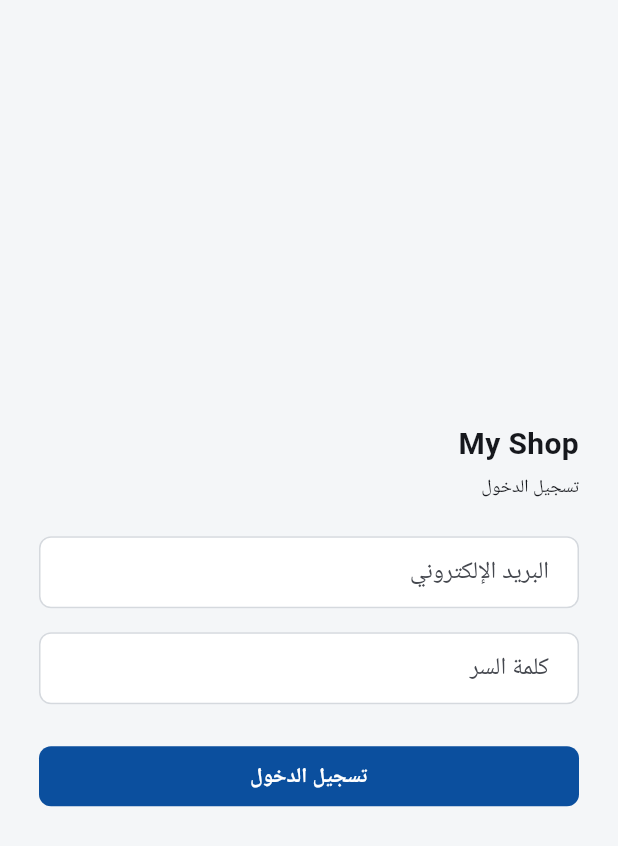
After one commit to sabere342-ai/my-shop, a Flutter app: the SignInScreen screen opened by its route, on a phone screen of 412 x 824 dp. The commit adds this screen. Shown: the top 846 px of the screen. Run offline on Flutter 3.47's test engine with Material 3 defaults, Android fonts, the phone set to English and light mode, and no system bars; our stand-ins replace drift, flutter_riverpod, flutter_secure_storage, go_router, riverpod_annotation; missing offline and left inert: pointycastle; accounts and stored records are empty; generated files the repository leaves out were written again.

Commit message:
feat(m2-s7): wire the session into the router and ship the sign-in and organization-setup screens
The guard contract (ADR-004) is now live over the real session: bootPending holds notProvisioned, signed-out rides to /sign-in, and a signed-in session routes by its server-derived organization id. The shell carries the one calm section 38.31 grace line, rendered from the M1b-S8 service through the new appGraceStatusProvider. Both screens speak only catalogued Arabic-first copy; gates (localization, design-system, vocabulary, offline, secret-scan, markdown) all green.

```diff
--- /dev/null
+++ b/apps/desktop/lib/features/auth/sign_in_screen.dart
@@ -0,0 +1,135 @@
+import 'package:flutter/material.dart';
+import 'package:flutter_riverpod/flutter_riverpod.dart';
+import 'package:my_shop_desktop/core/api/api_failure.dart';
+import 'package:my_shop_desktop/core/auth/app_session_notifier.dart';
+import 'package:my_shop_desktop/core/auth/auth_session.dart';
+import 'package:my_shop_desktop/core/ui/components/app_button.dart';
+import 'package:my_shop_desktop/core/ui/components/app_text_field.dart';
+import 'package:my_shop_desktop/core/ui/theme/app_spacing.dart';
+import 'package:my_shop_desktop/core/ui/theme/app_typography.dart';
+import 'package:my_shop_desktop/l10n/app_localizations.dart';
+
+/// The sign-in screen (Master Plan section 6.6, section 10, section 6.8).
+///
+/// It collects credentials and hands them to the session controller; nothing
+/// here classifies the server's answer alone — every refusal and every
+/// withheld attempt arrives through [SignInResult] and is surfaced from the
+/// client's own closed messages (section 34.3, no swallowed verdict, no
+/// invented verdict). Success rendering happens on redirection: the guard
+/// sends a session with exactly one verified membership to the shell and one
+/// with several to organization setup (section 6.6).
+class SignInScreen extends ConsumerStatefulWidget {
+  const SignInScreen({super.key});
+
+  @override
+  ConsumerState<SignInScreen> createState() => _SignInScreenState();
+}
+
+class _SignInScreenState extends ConsumerState<SignInScreen> {
+  final TextEditingController _emailController = TextEditingController();
+  final TextEditingController _passwordController = TextEditingController();
+
+  bool _busy = false;
+  String? _error;
+
+  @override
+  void dispose() {
+    _emailController.dispose();
+    _passwordController.dispose();
+    super.dispose();
+  }
+
+  Future<void> _submit(AppLocalizations l10n) async {
+    setState(() {
+      _busy = true;
+      _error = null;
+    });
+    final SignInResult result = await ref
+        .read(appSessionProvider.notifier)
+        .signIn(email: _emailController.text.trim(), password: _passwordController.text);
+    if (!mounted) {
+      return;
+    }
+    setState(() {
+      _busy = false;
+      _error = _messageFor(result, l10n);
+    });
+  }
+
+  /// Maps one [SignInResult] into at most one catalogued message (§34.3).
+  String? _messageFor(SignInResult result, AppLocalizations l10n) {
+    switch (result.kind) {
+      case SignInResultKind.success:
+        return null;
+      case SignInResultKind.withheld:
+        return l10n.authWithheld;
+      case SignInResultKind.refused:
+        final Object? failure = result.failure;
+        if (failure is ApiFailure) {
+          return switch (failure.code) {
+            ApiErrorCode.unauthenticated ||
+            ApiErrorCode.tokenExpired ||
+            ApiErrorCode.tokenStale ||
+            ApiErrorCode.validationFailed => l10n.authInvalidCredentials,
+            ApiErrorCode.rateLimited => l10n.authRateLimited,
+            _ => l10n.authRefused,
+          };
+        }
+        return l10n.authRefused;
+    }
+  }
+
+  @override
+  Widget build(BuildContext context) {
+    final AppLocalizations l10n = AppLocalizations.of(context)!;
+    ref.watch(appSessionProvider);
+
+    return Scaffold(
+      body: Center(
+        child: Padding(
+          padding: const EdgeInsets.all(AppSpacing.three),
+          child: ConstrainedBox(
+            constraints: const BoxConstraints(maxWidth: 360),
+            child: Column(
+              mainAxisAlignment: MainAxisAlignment.center,
+              crossAxisAlignment: CrossAxisAlignment.stretch,
+              children: <Widget>[
+                Text(l10n.appTitle, style: AppTypography.title),
+                const SizedBox(height: AppSpacing.one),
+                Text(l10n.authSignInTitle, style: AppTypography.caption),
+                const SizedBox(height: AppSpacing.three),
+                AppTextField(
+                  label: l10n.authEmailLabel,
+                  controller: _emailController,
+                  keyboardType: TextInputType.emailAddress,
+                  enabled: !_busy,
+                ),
+                const SizedBox(height: AppSpacing.two),
+                AppTextField(
+                  label: l10n.authPasswordLabel,
+                  controller: _passwordController,
+                  obscureText: true,
+                  enabled: !_busy,
+                ),
+                const SizedBox(height: AppSpacing.one),
+                if (_error != null)
+                  Text(
+                    _error!,
+                    style: AppTypography.body.copyWith(
+                      color: Theme.of(context).colorScheme.error,
+                    ),
+                  ),
+                const SizedBox(height: AppSpacing.two),
+                AppButton(
+                  label: l10n.authSignInAction,
+                  busy: _busy,
+                  onPressed: _busy ? null : () => _submit(l10n),
+                ),
+              ],
+            ),
+          ),
+        ),
+      ),
+    );
+  }
+}
--- a/apps/desktop/lib/l10n/app_ar.arb
+++ b/apps/desktop/lib/l10n/app_ar.arb
@@ -5,5 +5,19 @@
   "shellBody": "لا توجد شاشات عمل في هذه النسخة.",
   "notFoundTitle": "الصفحة غير موجودة",
   "notFoundBody": "ربما حُذف الرابط أو تغيّر.",
-  "backToHome": "العودة إلى البداية"
+  "backToHome": "العودة إلى البداية",
+  "authSignInTitle": "تسجيل الدخول",
+  "authEmailLabel": "البريد الإلكتروني",
+  "authPasswordLabel": "كلمة السر",
+  "authSignInAction": "تسجيل الدخول",
+  "authInvalidCredentials": "البريد الإلكتروني أو كلمة السر غير صحيحة.",
+  "authRateLimited": "ثمة محاولات كثيرة؛ انتظر قليلًا ثم أعد المحاولة.",
+  "authRefused": "رفض الخادم الطلب؛ راجع البيانات وأعد المحاولة.",
+  "authWithheld": "لم يصل رد من الخادم؛ تحقق من الاتصال وأعد المحاولة.",
+  "authChooseOrganizationTitle": "اختيار جهة العمل",
+  "authChooseOrganizationBody": "حسابك مرتبط بأكثر من جهة؛ اختر جهة العمل التي سيعمل عليها هذا الجهاز.",
+  "authSessionMissing": "لا توجد جلسة نشطة؛ سُجِّلت الخروج.",
+  "shellGraceActive": "الأذونات المخزّنة على هذا الجهاز سارية؛ التعديل يعمل دون اتصال.",
+  "shellGraceReadOnly": "يمكن القراءة دون اتصال؛ التعديل يتوقف حتى اتصال جديد بالخادم.",
+  "shellGraceUnavailable": "لم تُقرأ حالة الجلسة المحلية بعد."
 }
--- a/apps/desktop/lib/l10n/app_localizations.dart
+++ b/apps/desktop/lib/l10n/app_localizations.dart
@@ -133,6 +133,90 @@ abstract class AppLocalizations {
   /// In ar, this message translates to:
   /// **'العودة إلى البداية'**
   String get backToHome;
+
+  /// No description provided for @authSignInTitle.
+  ///
+  /// In ar, this message translates to:
+  /// **'تسجيل الدخول'**
+  String get authSignInTitle;
+
+  /// No description provided for @authEmailLabel.
+  ///
+  /// In ar, this message translates to:
+  /// **'البريد الإلكتروني'**
+  String get authEmailLabel;
+
+  /// No description provided for @authPasswordLabel.
+  ///
+  /// In ar, this message translates to:
+  /// **'كلمة السر'**
+  String get authPasswordLabel;
+
+  /// No description provided for @authSignInAction.
+  ///
+  /// In ar, this message translates to:
+  /// **'تسجيل الدخول'**
+  String get authSignInAction;
+
+  /// No description provided for @authInvalidCredentials.
+  ///
+  /// In ar, this message translates to:
+  /// **'البريد الإلكتروني أو كلمة السر غير صحيحة.'**
+  String get authInvalidCredentials;
+
+  /// No description provided for @authRateLimited.
+  ///
+  /// In ar, this message translates to:
+  /// **'ثمة محاولات كثيرة؛ انتظر قليلًا ثم أعد المحاولة.'**
+  String get authRateLimited;
+
+  /// No description provided for @authRefused.
+  ///
+  /// In ar, this message translates to:
+  /// **'رفض الخادم الطلب؛ راجع البيانات وأعد المحاولة.'**
+  String get authRefused;
+
+  /// No description provided for @authWithheld.
+  ///
+  /// In ar, this message translates to:
+  /// **'لم يصل رد من الخادم؛ تحقق من الاتصال وأعد المحاولة.'**
+  String get authWithheld;
+
+  /// No description provided for @authChooseOrganizationTitle.
+  ///
+  /// In ar, this message translates to:
+  /// **'اختيار جهة العمل'**
+  String get authChooseOrganizationTitle;
+
+  /// No description provided for @authChooseOrganizationBody.
+  ///
+  /// In ar, this message translates to:
+  /// **'حسابك مرتبط بأكثر من جهة؛ اختر جهة العمل التي سيعمل عليها هذا الجهاز.'**
+  String get authChooseOrganizationBody;
+
+  /// No description provided for @authSessionMissing.
+  ///
+  /// In ar, this message translates to:
+  /// **'لا توجد جلسة نشطة؛ سُجِّلت الخروج.'**
+  String get authSessionMissing;
+
+  /// No description provided for @shellGraceActive.
+  ///
+  /// In ar, this message translates to:
+  /// **'الأذونات المخزّنة على هذا الجهاز سارية؛ التعديل يعمل دون اتصال.'**
+  String get shellGraceActive;
+
+  /// No description provided for @shellGraceReadOnly.
+  ///
+  /// In ar, this message translates to:
+  /// **'يمكن القراءة دون اتصال؛ التعديل يتوقف حتى اتصال جديد بالخادم.'**
+  String get shellGraceReadOnly;
+
+  /// No description provided for @shellGraceUnavailable.
+  ///
+  /// In ar, this message translates to:
+  /// **'لم تُقرأ حالة الجلسة المحلية بعد.'**
+  String get shellGraceUnavailable;
 }
 
 class _AppLocalizationsDelegate
```
Also changed, not shown: apps/desktop/lib/app/router/app_router.dart (+39 -10 lines), apps/desktop/lib/app/router/shell_screen.dart (+51 -4 lines), apps/desktop/lib/core/api/auth_api.dart (+8 -4 lines), apps/desktop/lib/core/auth/app_session_notifier.dart (+8 -0 lines), apps/desktop/lib/features/auth/organization_setup_screen.dart (added, +91 -0 lines), apps/desktop/lib/l10n/app_en.arb (+15 -1 lines), apps/desktop/lib/l10n/app_localizations_ar.dart (+48 -0 lines), apps/desktop/lib/l10n/app_localizations_en.dart (+49 -0 lines), apps/desktop/pubspec.yaml (+8 -1 lines), apps/desktop/pubspec.lock, 2 other files.
